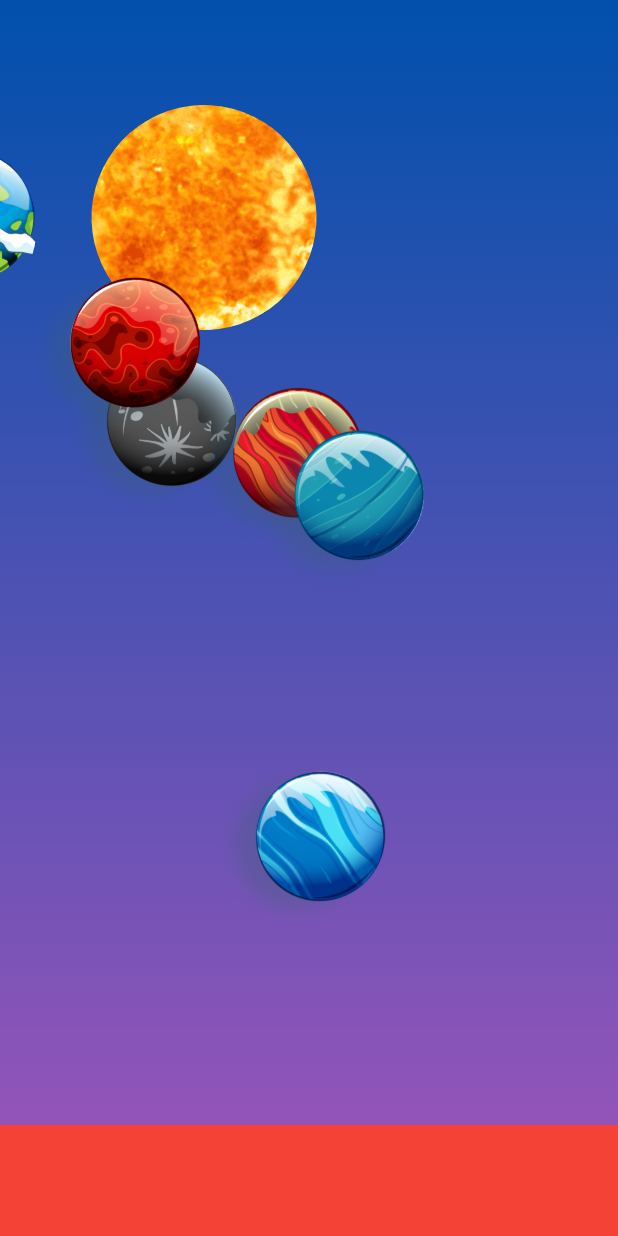
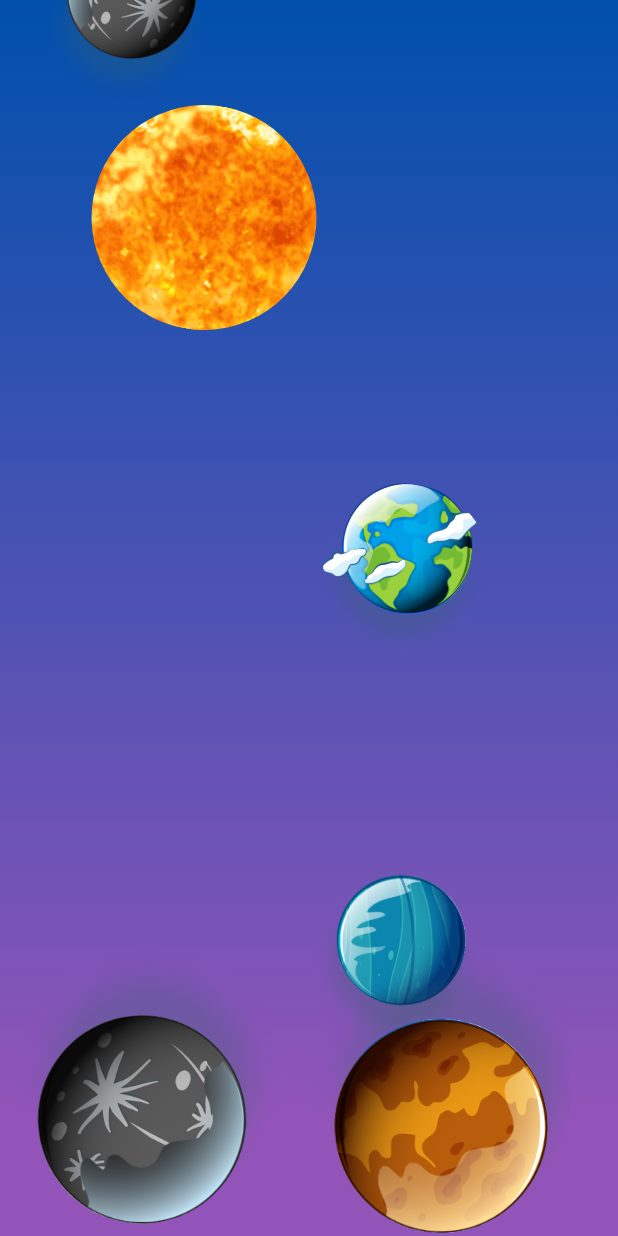
Before and after one commit to Vedpatel28/planet_animatons, a Flutter app: the screen it shows after launch, on a phone screen of 412 x 824 dp. Run offline on Flutter 3.47's test engine with Material 2 defaults, Android fonts, the phone set to English and light mode, and no system bars.

Commit message:
| VP | 9/8/23 | Almost Complete...

```diff
--- a/lib/views/screens/home_page.dart
+++ b/lib/views/screens/home_page.dart
@@ -1,7 +1,6 @@
 // ignore_for_file: camel_case_types
 
 import 'dart:math';
-
 import 'package:flutter/material.dart';
 import 'package:planet_animatons/models/planets_model.dart';
 import 'package:planet_animatons/utiles/routes_utiles.dart';
@@ -33,24 +32,24 @@ class _home_PageState extends State<home_Page> with TickerProviderStateMixin {
     controller = AnimationController(
       vsync: this,
       duration: const Duration(
-        seconds: 10,
+        seconds: 20,
       ),
     )..repeat();
 
     rotationController = AnimationController(
       vsync: this,
       duration: const Duration(
-        seconds: 10,
+        seconds: 20,
       ),
     )..repeat();
 
     rotation = Tween<double>(
       begin: pi,
-      end: (pi / 2).toDouble(),
+      end: (pi / 2.8).toDouble(),
     ).animate(
       CurvedAnimation(
         parent: rotationController,
-        curve: Curves.easeIn,
+        curve: Curves.easeInOut,
       ),
     );
 
@@ -60,7 +59,7 @@ class _home_PageState extends State<home_Page> with TickerProviderStateMixin {
     ).animate(
       CurvedAnimation(
         parent: controller,
-        curve: Curves.easeIn,
+        curve: Curves.easeInOut,
       ),
     );
   }
@@ -93,7 +92,10 @@ class _home_PageState extends State<home_Page> with TickerProviderStateMixin {
                 Transform.translate(
                   offset: const Offset(-70, 70),
                   child: RotationTransition(
-                    turns: Tween(begin: pi,end: pi / 2,).animate(controller),
+                    turns: Tween(
+                      begin: pi,
+                      end: pi / 2,
+                    ).animate(controller),
                     child: Container(
                       height: 150,
                       width: double.infinity,
@@ -168,7 +170,7 @@ class _home_PageState extends State<home_Page> with TickerProviderStateMixin {
                       child: Stack(
                         children: [
                           Transform.translate(
-                            offset: const Offset(10, 120),
+                            offset: const Offset(10, -220),
                             child: RotationTransition(
                               turns: inRotation,
                               child: AnimatedContainer(
@@ -208,7 +210,7 @@ class _home_PageState extends State<home_Page> with TickerProviderStateMixin {
                         children: [
                           //  Black Mercuric
                           Transform.translate(
-                            offset: const Offset(150, 120),
+                            offset: const Offset(-200, -320),
                             child: RotationTransition(
                               turns: inRotation,
                               child: AnimatedContainer(
@@ -247,7 +249,7 @@ class _home_PageState extends State<home_Page> with TickerProviderStateMixin {
                       child: Stack(
                         children: [
                           Transform.translate(
-                            offset: const Offset(280, 120),
+                            offset: const Offset(10, 300),
                             child: RotationTransition(
                               turns: inRotation,
                               child: AnimatedContainer(
@@ -288,7 +290,7 @@ class _home_PageState extends State<home_Page> with TickerProviderStateMixin {
                         children: [
                           //  Black Mercuric
                           Transform.translate(
-                            offset: const Offset(330, 120),
+                            offset: const Offset(10, -480),
                             child: RotationTransition(
                               turns: inRotation,
                               child: AnimatedContainer(
@@ -328,7 +330,7 @@ class _home_PageState extends State<home_Page> with TickerProviderStateMixin {
                       child: Stack(
                         children: [
                           Transform.translate(
-                            offset: const Offset(440, 320),
+                            offset: const Offset(440, 420),
                             child: GestureDetector(
                               onTap: () {
                                 Navigator.of(context).pushNamed(
@@ -360,13 +362,68 @@ class _home_PageState extends State<home_Page> with TickerProviderStateMixin {
                     ),
                   ),
                 ),
+                Transform.translate(
+                  offset: const Offset(0, 600),
+                  child: SizedBox(
+                    height: 250,
+                    child: Row(
+                      children: [
+                        SizedBox(
+                          height: 250,
+                          width: 380,
+                          child: ListView.builder(
+                            itemCount: planets.length,
+                            scrollDirection: Axis.horizontal,
+                            itemBuilder: (context, index) {
+                              return GestureDetector(
+                                onTap: () {
+                                  Navigator.of(context).pushNamed(
+                                    AllRoutes.infoPage,
+                                    arguments: index,
+                                  );
+                                },
+                                child: Column(
+                                  mainAxisAlignment: MainAxisAlignment.center,
+                                  children: [
+                                    RotationTransition(
+                                      turns: inRotation,
+                                      child: Hero(
+                                        tag: index,
+                                        child: Container(
+                                          height: 200,
+                                          width: 200,
+                                          decoration: BoxDecoration(
+                                            image: DecorationImage(
+                                              image: AssetImage(
+                                                  "${planets[index].iconImage}"),
+                                              fit: BoxFit.contain,
+                                            ),
+                                          ),
+                                        ),
+                                      ),
+                                    ),
+                                    // Hero(
+                                    //   tag: index + 5,
+                                    //   child: Text(
+                                    //     "${planets[index].name}",
+                                    //     style: GoogleFonts.gaegu(
+                                    //       fontSize: 24,
+                                    //       fontWeight: FontWeight.bold,
+                                    //     ),
+                                    //   ),
+                                    // ),
+                                  ],
+                                ),
+                              );
+                            },
+                          ),
+                        ),
+                      ],
+                    ),
+                  ),
+                ),
               ],
             ),
-          ),
-          Container(
-            height: 140,
-            width: double.infinity,
-            color: Colors.red,
           ),
         ],
       ),
@@ -374,3 +431,112 @@ class _home_PageState extends State<home_Page> with TickerProviderStateMixin {
     );
   }
 }
+
+// GridView.builder(
+//   gridDelegate:
+//   const SliverGridDelegateWithFixedCrossAxisCount(
+//     crossAxisCount: 1,
+//     childAspectRatio: 4/1,
+//   ),
+//   scrollDirection: Axis.horizontal,
+//   itemCount: planets.length,
+//   itemBuilder: (context, index) {
+//     return Column(
+//       children: [
+//         Expanded(
+//           child: Container(
+//             width: 200,
+//             decoration: BoxDecoration(
+//               image: DecorationImage(
+//                 image:
+//                 AssetImage("${planets[index].iconImage}"),
+//               ),
+//             ),
+//           ),
+//         ),
+//         Expanded(
+//           flex: 1,
+//           child: Text("${planets[index].name}"),
+//         ),
+//       ],
+//     );
+//   },
+// ),
+
+// Transform.translate(
+//   offset: const Offset(0, 600),
+//   child: CarouselSlider(
+//     items: List.generate(
+//       planets.length,
+//       (index) => Container(
+//         width: 200,
+//         decoration: BoxDecoration(
+//           image: DecorationImage(
+//             image: AssetImage(
+//               "${planets[index].iconImage}",
+//             ),
+//           ),
+//         ),
+//       ),
+//     ),
+//     options: CarouselOptions(
+//       scrollDirection: Axis.horizontal,
+//       autoPlay: true,
+//       autoPlayAnimationDuration:
+//       const Duration(milliseconds: 50),
+//       autoPlayCurve: Curves.fastLinearToSlowEaseIn,
+//     ),
+//   ),
+// ),
+// Transform.translate(
+//   offset: const Offset(-120, 700),
+//   child: CarouselSlider(
+//     items: List.generate(
+//       planets.length,
+//       (index) => Container(
+//         width: 200,
+//         decoration: BoxDecoration(
+//           image: DecorationImage(
+//             image: AssetImage(
+//               "${planets[index].iconImage}",
+//             ),
+//           ),
+//         ),
+//       ),
+//     ),
+//     options: CarouselOptions(
+//       scrollDirection: Axis.horizontal,
+//       autoPlay: true,
+//       initialPage: 7,
+//       autoPlayAnimationDuration:
+//       const Duration(milliseconds: 50),
+//       autoPlayCurve: Curves.fastLinearToSlowEaseIn,
+//     ),
+//   ),
+// ),
+// Transform.translate(
+//   offset: const Offset(120, 700),
+//   child: CarouselSlider(
+//     items: List.generate(
+//       planets.length,
+//       (index) => Container(
+//         width: 200,
+//         decoration: BoxDecoration(
+//           image: DecorationImage(
+//             image: AssetImage(
+//               "${planets[index].iconImage}",
+//             ),
+//           ),
+//         ),
+//       ),
+//     ),
+//     options: CarouselOptions(
+//       scrollDirection: Axis.horizontal,
+//       autoPlay: true,
+//       initialPage: 3,
+//       autoPlayAnimationDuration:
+//       const Duration(milliseconds: 50),
+//       autoPlayCurve: Curves.fastLinearToSlowEaseIn,
+//     ),
+//   ),
+// ),
--- a/pubspec.yaml
+++ b/pubspec.yaml
@@ -35,6 +35,8 @@ dependencies:
   # The following adds the Cupertino Icons font to your application.
   # Use with the CupertinoIcons class for iOS style icons.
   cupertino_icons: ^1.0.2
+  carousel_slider:
+  google_fonts:
 
 dev_dependencies:
   flutter_test:
```
Also changed, not shown: lib/views/screens/info_page.dart (+16 -12 lines), pubspec.lock, 1 other file.
